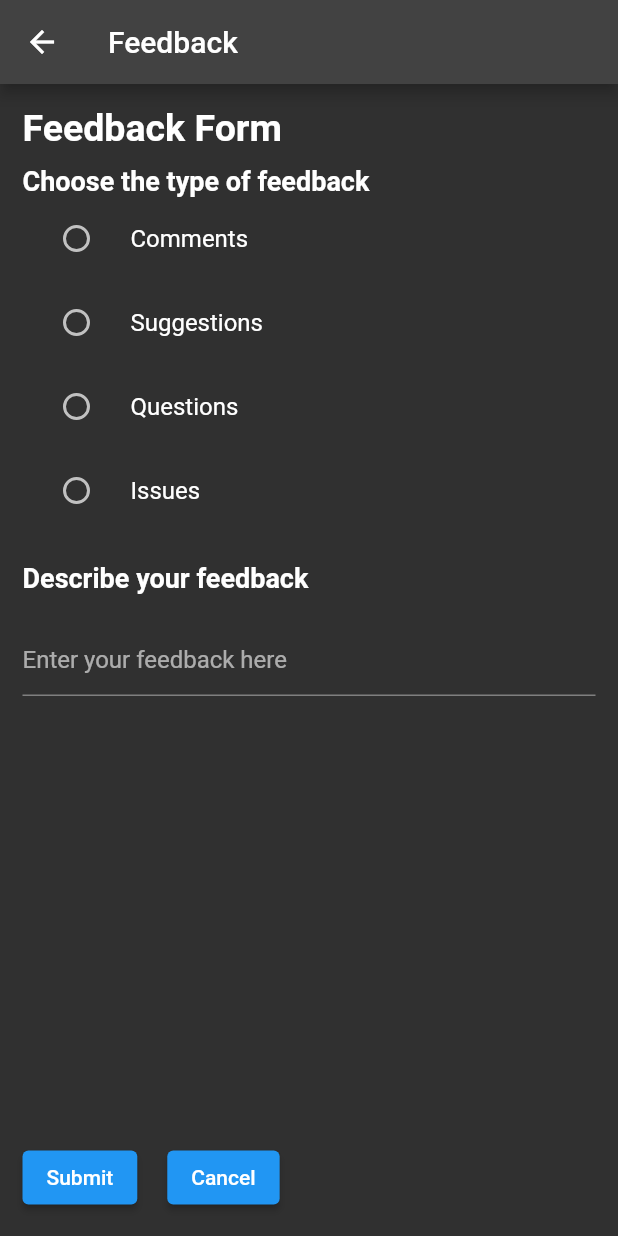
After one commit to waleedrana777/originality-checker, a Flutter app: the Feedback screen opened by its route, on a phone screen of 412 x 824 dp. The commit adds this screen. Run offline on Flutter 3.47's test engine with Material 2 defaults, Android fonts, the phone set to English and light mode, and no system bars; our stand-ins replace equatable, flutter_bloc, sqflite, webview_flutter; missing offline and left inert: flutter_inappwebview; accounts and stored records are empty.

Commit message:
added feedback and details screen

```diff
--- a/lib/main.dart
+++ b/lib/main.dart
@@ -1,5 +1,4 @@
 import 'package:flutter/material.dart';
-import 'package:originalitygram/screens/Home.dart';
 import 'package:flutter_bloc/flutter_bloc.dart';
 import 'package:originalitygram/screens/Signin.dart';
 import 'bloc/OriginalityBloc.dart';
--- a/lib/router/Router.dart
+++ b/lib/router/Router.dart
@@ -1,6 +1,7 @@
 import 'package:flutter/material.dart';
 import 'package:originalitygram/models/product.dart';
 import 'package:originalitygram/router/constants.dart';
+import 'package:originalitygram/screens/Feedback.dart' as feedback;
 import 'package:originalitygram/screens/Home.dart';
 import 'package:originalitygram/screens/NotFound.dart';
 import 'package:originalitygram/screens/ProductSuggestions.dart';
@@ -9,6 +10,7 @@ import 'package:originalitygram/screens/SearchProduct.dart';
 import 'package:originalitygram/screens/Signup.dart';
 import 'package:originalitygram/screens/ThemeScreen.dart';
 import 'package:originalitygram/screens/UserManagement.dart';
+import 'package:originalitygram/screens/ViewSuggestions.dart';
 
 class router {
   static Route<dynamic> onGenerateRoute(RouteSettings settings) {
@@ -19,10 +21,13 @@ class router {
       case searchProduct:
         return MaterialPageRoute(builder: (_) => SearchProduct());
 
-      case productSuggestionsRoute:
+      case productDetailsRoute:
         Product data = settings.arguments as Product;
         return MaterialPageRoute(
-            builder: (_) => ProductSuggestions(dataa: data));
+            builder: (_) => ViewSuggestions(suggestionProduct: data));
+
+      case feedbackRoute:
+        return MaterialPageRoute(builder: (_) => feedback.Feedback());
 
       case userManagement:
         return MaterialPageRoute(builder: (_) => UserManagement());
@@ -39,7 +44,7 @@ class router {
       case changeFontSize:
         return MaterialPageRoute(builder: (_) => Home());
 
-        case notFoundRoute:
+      case notFoundRoute:
         return MaterialPageRoute(builder: (_) => Notfound());
 
       default:
--- a/lib/router/constants.dart
+++ b/lib/router/constants.dart
@@ -7,3 +7,5 @@ const String signupRoute = '/Signup';
 const String toggleTheme = '/ToggleTheme';
 const String changeFontSize = '/ChangeFontSize';
 const String notFoundRoute = '/NotFoundRoute';
+const String productDetailsRoute = '/ProductDetails';
+const String feedbackRoute = '/Feedback';
--- a/lib/screens/ChangeFontScreen.dart
+++ b/lib/screens/ChangeFontScreen.dart
@@ -23,7 +23,8 @@ class _ChangeFontScreenState extends State<ChangeFontScreen> {
                 mainAxisAlignment: MainAxisAlignment.center,
                 crossAxisAlignment: CrossAxisAlignment.center,
                 children: [
-              Text('${this.sliderValue}'),
+              Text('${this.sliderValue}',
+                  style: TextStyle(fontSize: this.sliderValue)),
               //slider to change font size
               Slider(
                 value: sliderValue,
--- /dev/null
+++ b/lib/screens/Feedback.dart
@@ -0,0 +1,132 @@
+import 'package:flutter/material.dart';
+
+class Feedback extends StatefulWidget {
+  const Feedback({Key? key}) : super(key: key);
+
+  @override
+  _FeedbackState createState() => _FeedbackState();
+}
+
+class _FeedbackState extends State<Feedback> {
+  //controller for the feedback text field
+  final TextEditingController _feedbackController = TextEditingController();
+
+  String radio_value = "";
+
+  @override
+  Widget build(BuildContext context) {
+    return Scaffold(
+        appBar: AppBar(
+          title: Text('Feedback'),
+        ),
+        body: Padding(
+          padding: const EdgeInsets.all(15.0),
+          child: Column(
+              crossAxisAlignment: CrossAxisAlignment.start,
+              children: <Widget>[
+                Text(
+                  'Feedback Form',
+                  textAlign: TextAlign.left,
+                  style: TextStyle(fontSize: 25, fontWeight: FontWeight.bold),
+                ),
+                SizedBox(
+                  height: 10,
+                ),
+                Text(
+                  'Choose the type of feedback',
+                  textAlign: TextAlign.left,
+                  style: TextStyle(fontSize: 18, fontWeight: FontWeight.bold),
+                ),
+
+                //radio buttons to choose the type of feedback like comments, suggestions, questions, issues
+                RadioListTile(
+                  title: Text('Comments'),
+                  toggleable: true,
+                  selected: radio_value == "Comments" ? true : false,
+                  value: radio_value,
+                  groupValue: 'Comments',
+                  onChanged: (value) {
+                    setState(() {
+                      radio_value = 'Comments';
+                    });
+                  },
+                ),
+                RadioListTile(
+                  title: Text('Suggestions'),
+                  toggleable: true,
+                  selected: radio_value == "Suggestions" ? true : false,
+                  value: radio_value,
+                  groupValue: 'Suggestions',
+                  onChanged: (value) {
+                    setState(() {
+                      radio_value = 'Suggestions';
+                    });
+                  },
+                ),
+                RadioListTile(
+                  title: Text('Questions'),
+                  toggleable: true,
+                  selected: radio_value == "Questions" ? true : false,
+                  value: radio_value,
+                  groupValue: 'Questions',
+                  onChanged: (value) {
+                    setState(() {
+                      radio_value = 'Questions';
+                    });
+                  },
+                ),
+                RadioListTile(
+                  title: Text('Issues'),
+                  toggleable: true,
+                  selected: radio_value == "Issues" ? true : false,
+                  value: radio_value,
+                  groupValue: 'Issues',
+                  onChanged: (value) {
+                    setState(() {
+                      radio_value = 'Issues';
+                    });
+                  },
+                ),
+
+                //an input form with heading "Describe your feedback" and a text field to enter the feedback. A submit button and  a cancel button will be there.
+                Padding(padding: EdgeInsets.all(10)),
+                Text('Describe your feedback',
+                    style:
+                        TextStyle(fontSize: 18, fontWeight: FontWeight.bold)),
+                Padding(padding: EdgeInsets.all(10)),
+                Expanded(
+                  child: TextField(
+                    controller: _feedbackController,
+                    decoration: InputDecoration(
+                      hintText: 'Enter your feedback here',
+                    ),
+                  ),
+                ),
+                SizedBox(
+                  height: 10,
+                ),
+                Row(
+                  children: [
+                    ElevatedButton(
+                      child: Text('Submit'),
+                      onPressed: () {
+                        //show a snackbar that says "Feedback submitted successfully"
+                        ScaffoldMessenger.of(context).showSnackBar(SnackBar(
+                          content: Text('Feedback submitted successfully'),
+                        ));
+                      },
+                    ),
+                    Padding(padding: EdgeInsets.all(10)),
+                    ElevatedButton(
+                      child: Text('Cancel'),
+                      onPressed: () {
+                        //clear the input text
+                        _feedbackController.clear();
+                      },
+                    ),
+                  ],
+                )
+              ]),
+        ));
+  }
+}
--- a/lib/screens/Home.dart
+++ b/lib/screens/Home.dart
@@ -53,10 +53,8 @@ class _HomeState extends State<Home> {
                         margin: const EdgeInsets.all(25.0),
                         width: 100,
                         height: 150,
-                        // color: Colors.black54,
                         child: TextButton(
                           style: TextButton.styleFrom(
-                            // primary: Colors.black87,
                             textStyle: TextStyle(fontSize: 17),
                           ),
                           onPressed: () {
@@ -507,7 +505,7 @@ class _HomeState extends State<Home> {
     await dbinstance.createAndInsert(p27);
 
     widget.products = await dbinstance.readAllProducts();
-    print('Products are now: ' + widget.products.toString());
+    // print('Products are now: ' + widget.products.toString());
   }
 
   readProducts() async {
--- a/lib/screens/SearchProduct.dart
+++ b/lib/screens/SearchProduct.dart
@@ -86,7 +86,7 @@ class _SearchProductState extends State<SearchProduct> {
     bool found = false;
 
     for (int i = 0, len = allProducts.length; i < len; i++) {
-      print('${allProducts[i].ProductLink} \nsearched against \n  ${value}');
+      // print('${allProducts[i].ProductLink} \nsearched against \n  ${value}');
 
       if (allProducts[i].ProductLink == value) {
         found = true;
@@ -102,7 +102,7 @@ class _SearchProductState extends State<SearchProduct> {
               builder: (blocprovidercontext) => BlocProvider.value(
                     value:
                         BlocProvider.of<OriginalityBloc>(blocprovidercontext),
-                    child: ProductSuggestions(dataa: allProducts[j]),
+                    child: ProductSuggestions(dataa: allProducts[j], index: j),
                   )));
     } else {
       Navigator.pushNamed(context, notFoundRoute,
```
Also changed, not shown: lib/screens/ProductSuggestions.dart (+61 -13 lines), lib/screens/UserManagement.dart (+4 -4 lines), lib/screens/ViewSuggestions.dart (added, +169 -0 lines).
